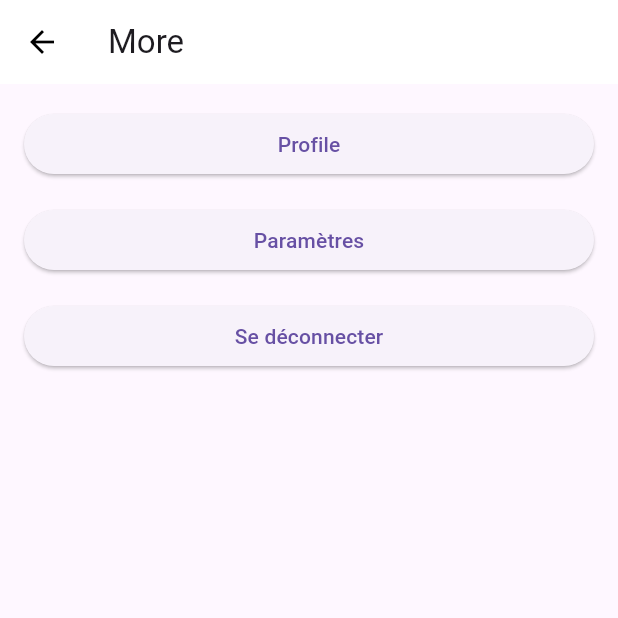
After one commit to melekbadreddine/wellbeing-guide, a Flutter app: the HomePage screen opened directly, item 4 of the bottom bar chosen, after a tap on "Paramètres", on a phone screen of 412 x 824 dp, the top half of it. The commit adds this screen. Run offline on Flutter 3.47's test engine with Material 3 defaults, Android fonts, the phone set to English and light mode, and no system bars; our stand-ins replace cloud_firestore, firebase_auth, firebase_core, flutter_screenutil, shared_preferences; missing offline and left inert: kommunicate_flutter; accounts and stored records are empty; statements that could not run were skipped.

Commit message:
Revise navigation routes and remove unused code. (generated by blackbox.ai )

```diff
--- a/lib/screens/home_page.dart
+++ b/lib/screens/home_page.dart
@@ -1,3 +1,5 @@
+import 'package:CareCompanion/screens/more.dart';
+import 'package:cloud_firestore/cloud_firestore.dart';
 import 'package:firebase_auth/firebase_auth.dart';
 import 'package:flutter/material.dart';
 
@@ -5,14 +7,40 @@ import '../widgets/doctor_item.dart';
 import '../widgets/specialist_item.dart';
 
 class HomePage extends StatefulWidget {
-  final String username;
-  const HomePage({Key? key, required this.username}) : super(key: key);
+  const HomePage({Key? key}) : super(key: key);
 
   @override
   State<HomePage> createState() => _HomePageState();
 }
 
 class _HomePageState extends State<HomePage> {
+
+  String? username; // Variable to store the username
+  int _selectedIndex = 0;
+
+  @override
+  void initState() {
+    super.initState();
+    fetchUsername(); // Fetch the username when the widget initializes
+  }
+
+  Future<void> fetchUsername() async {
+    // Get the current user ID
+    String? userId = FirebaseAuth.instance.currentUser?.uid;
+
+    if (userId != null) {
+      // Retrieve the user's data from Firestore using the userId
+      DocumentSnapshot<Map<String, dynamic>> userData =
+          await FirebaseFirestore.instance.collection('user_info').doc(userId).get();
+
+      // Update the username variable with the retrieved username
+      setState(() {
+        username = userData['name'] ?? 'Loading...'; // Assuming 'name' is a field in the document
+      });
+    }
+  }
+
+
   @override
   Widget build(BuildContext context) {
     return Scaffold(
@@ -57,9 +85,8 @@ class _HomePageState extends State<HomePage> {
               style: TextStyle(color: Colors.black),
             ),
             Text(
-              widget.username, // Display the username
-              style:
-                  TextStyle(color: Colors.black, fontWeight: FontWeight.bold),
+              username ?? 'Loading...',
+              style: TextStyle(color: Colors.black, fontWeight: FontWeight.bold),
             ),
           ],
         ),
@@ -68,6 +95,21 @@ class _HomePageState extends State<HomePage> {
       bottomNavigationBar: BottomNavigationBar(
         type: BottomNavigationBarType.fixed,
         iconSize: 24,
+        currentIndex: _selectedIndex,
+        onTap: (int index) {
+          if (index == 3) {
+            // Navigate to the "More" page when the "More" icon is tapped
+            Navigator.push(context, MaterialPageRoute(builder: (context) {
+              return MorePage();
+            }));
+          } else {
+            // Handle navigation for other icons
+            setState(() {
+              _selectedIndex = index;
+              // Add navigation logic for other icons if needed
+            });
+          }
+        },
         items: const [
           BottomNavigationBarItem(
             icon: Icon(
@@ -92,7 +134,7 @@ class _HomePageState extends State<HomePage> {
           ),
           BottomNavigationBarItem(
             icon: Icon(
-              Icons.notifications_none_outlined,
+              Icons.more_horiz_outlined,
               color: Colors.black54,
             ),
             label: '',
--- /dev/null
+++ b/lib/screens/more.dart
@@ -0,0 +1,63 @@
+import 'package:CareCompanion/screens/registration.dart';
+import 'package:flutter/material.dart';
+import 'package:firebase_auth/firebase_auth.dart';
+
+class MorePage extends StatelessWidget {
+  const MorePage({Key? key}) : super(key: key);
+
+  Future<void> _signOut(BuildContext context) async {
+    try {
+      await FirebaseAuth.instance.signOut();
+      // After signing out, navigate to the registration page
+      Navigator.pushReplacement(
+        context,
+        MaterialPageRoute(builder: (context) => RegisterPage()),
+      );
+    } catch (e) {
+      print('Error signing out: $e');
+      // Handle error if necessary
+    }
+  }
+
+  @override
+  Widget build(BuildContext context) {
+    return Scaffold(
+      appBar: AppBar(
+        title: Text('More'),
+        backgroundColor: Colors.white,
+        iconTheme: IconThemeData(color: Colors.black), // Change icon color
+      ),
+      body: Padding(
+        padding: const EdgeInsets.all(16.0),
+        child: Column(
+          crossAxisAlignment: CrossAxisAlignment.stretch,
+          children: [
+            ElevatedButton(
+              onPressed: () {
+                // Navigate to ProfilePage
+                Navigator.pushNamed(context, '/profile');
+              },
+              child: Text('Profile'),
+            ),
+            SizedBox(height: 16),
+            ElevatedButton(
+              onPressed: () {
+                // Navigate to ParametresPage
+                Navigator.pushNamed(context, '/parametres');
+              },
+              child: Text('Paramètres'),
+            ),
+            SizedBox(height: 16),
+            ElevatedButton(
+              onPressed: () {
+                // Perform sign out
+                _signOut(context);
+              },
+              child: Text('Se déconnecter'),
+            ),
+          ],
+        ),
+      ),
+    );
+  }
+}
--- a/lib/screens/onboarding_screen.dart
+++ b/lib/screens/onboarding_screen.dart
@@ -72,7 +72,7 @@ class _OnboardingScreenState extends State<OnboardingScreen> {
                             if (_pageIndex == slidesList.length - 1) {
                               Navigator.of(context).pushReplacement(
                                 MaterialPageRoute(
-                                  builder: (context) => const HomePage(username: '',),
+                                  builder: (context) => const HomePage(),
                                 ),
                               );
                             }
```
Also changed, not shown: lib/screens/data.dart (added, +74 -0 lines), lib/screens/file.dart (+25 -10 lines), lib/screens/registration.dart (+16 -27 lines), lib/screens/started.dart (deleted, +0 -99 lines).
